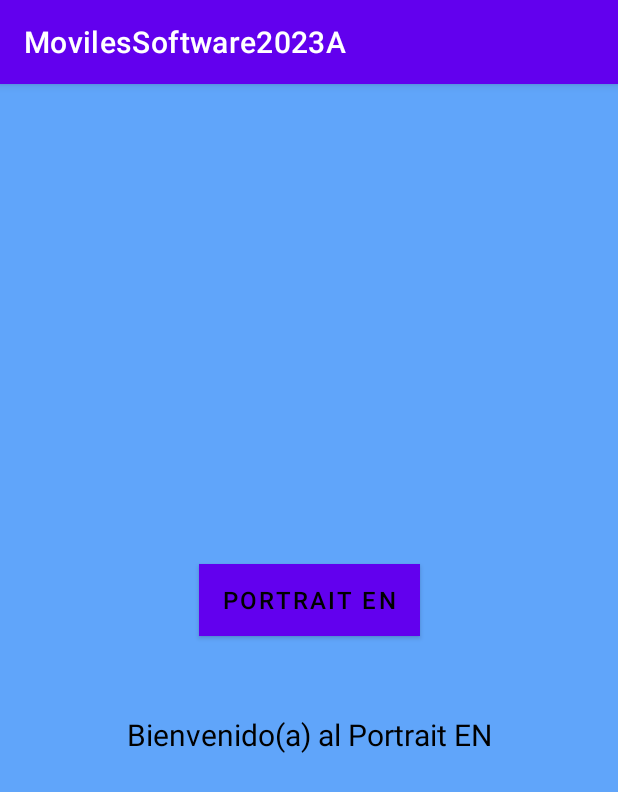
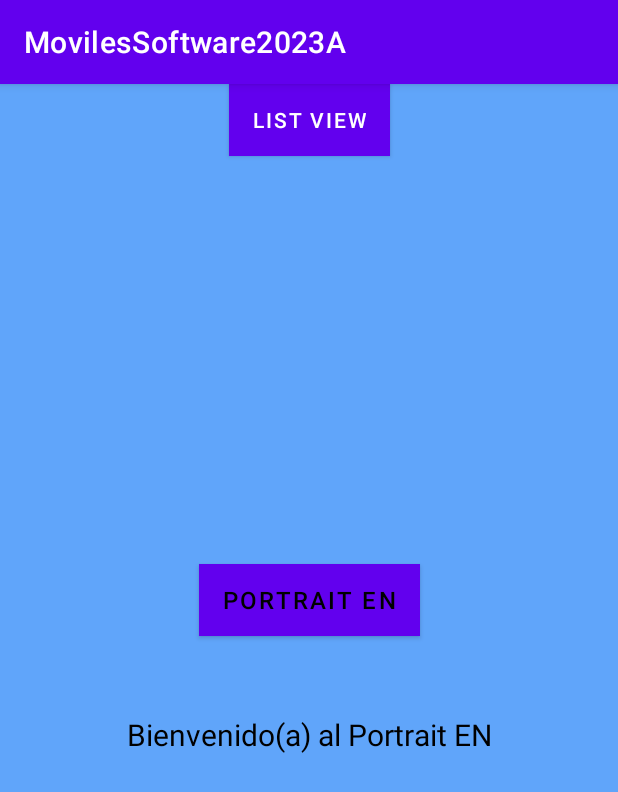
Before and after one commit to 2023-a-moviles-software/alarcon-cando-frankz-lenin-mov-sof, an Android app: the screen it shows after launch (MainActivity), on a phone screen of 412 x 824 dp. Shown: the top 792 px of the screen. Run offline under Robolectric (Android 15) with nearby library versions, the phone set to English and light mode, and no system bars.

Commit message:
B List View

```diff
--- a/01-Android/app/src/main/java/com/frankz/movilessoftware2023a/MainActivity.kt
+++ b/01-Android/app/src/main/java/com/frankz/movilessoftware2023a/MainActivity.kt
@@ -18,6 +18,16 @@ class MainActivity : AppCompatActivity() {
                 AACicloVida::class.java
             )
         }
+
+        val botonListView = findViewById<Button>(
+            R.id.btn_ir_list_view
+        )
+
+        botonListView.setOnClickListener{
+            irActividad(
+                BListView::class.java
+            )
+        }
     }
 
     fun irActividad(
--- a/01-Android/app/src/main/res/layout/activity_main.xml
+++ b/01-Android/app/src/main/res/layout/activity_main.xml
@@ -34,5 +34,15 @@
         app:layout_constraintHorizontal_bias="0.497"
         app:layout_constraintStart_toStartOf="@+id/textView" />
 
+    <Button
+        android:id="@+id/btn_ir_list_view"
+        android:layout_width="wrap_content"
+        android:layout_height="wrap_content"
+        android:background="#CC6363"
+        android:text="@string/btn_list_view"
+        app:layout_constraintEnd_toEndOf="@+id/btn_ciclo_vida"
+        app:layout_constraintStart_toStartOf="@+id/btn_ciclo_vida"
+        tools:layout_editor_absoluteY="194dp" />
+
 
 </androidx.constraintlayout.widget.ConstraintLayout>
--- a/01-Android/app/src/main/res/values-en-rUS-land/strings.xml
+++ b/01-Android/app/src/main/res/values-en-rUS-land/strings.xml
@@ -3,4 +3,5 @@
     <string name="app_name">MovilesSoftware2023A</string>
     <string name="text_btn">Lanscape EN</string>
     <string name="bienvenida">Bienvenido(a) al Landscape EN</string>
+    <string name="btn_list_view">List View</string>
 </resources>
--- a/01-Android/app/src/main/res/values-en-rUS-port/strings.xml
+++ b/01-Android/app/src/main/res/values-en-rUS-port/strings.xml
@@ -3,4 +3,5 @@
     <string name="app_name">MovilesSoftware2023A</string>
     <string name="text_btn">Portrait EN</string>
     <string name="bienvenida">Bienvenido(a) al Portrait EN</string>
+    <string name="btn_list_view">List View</string>
 </resources>
--- a/01-Android/app/src/main/res/values-es-rEC-land/strings.xml
+++ b/01-Android/app/src/main/res/values-es-rEC-land/strings.xml
@@ -3,4 +3,5 @@
     <string name="app_name">MovilesSoftware2023A</string>
     <string name="text_btn">Lanscape ES</string>
     <string name="bienvenida">Bienvenido(a) al Landscape ES</string>
+    <string name="btn_list_view">List View</string>
 </resources>
--- a/01-Android/app/src/main/res/values-es-rEC-port/strings.xml
+++ b/01-Android/app/src/main/res/values-es-rEC-port/strings.xml
@@ -3,4 +3,5 @@
     <string name="app_name">MovilesSoftware2023A</string>
     <string name="text_btn">Portrait ES</string>
     <string name="bienvenida">Bienvenido(a) al Portrait ES</string>
+    <string name="btn_list_view">List View</string>
 </resources>
--- a/01-Android/app/src/main/res/values/strings.xml
+++ b/01-Android/app/src/main/res/values/strings.xml
@@ -11,4 +11,5 @@
 
     <string name="hello_first_fragment">Hello first fragment</string>
     <string name="hello_second_fragment">Hello second fragment. Arg: %1$s</string>
+    <string name="btn_list_view">List View</string>
 </resources>
```
Also changed, not shown: 01-Android/app/src/main/AndroidManifest.xml (+7 -0 lines), 01-Android/app/src/main/java/com/frankz/movilessoftware2023a/BBaseDeDatosMemoria.kt (added, +34 -0 lines), 01-Android/app/src/main/java/com/frankz/movilessoftware2023a/BEntrenador.kt (added, +9 -0 lines), 01-Android/app/src/main/java/com/frankz/movilessoftware2023a/BListView.kt (added, +11 -0 lines), 01-Android/app/src/main/res/layout/activity_blist_view.xml (added, +31 -0 lines).
